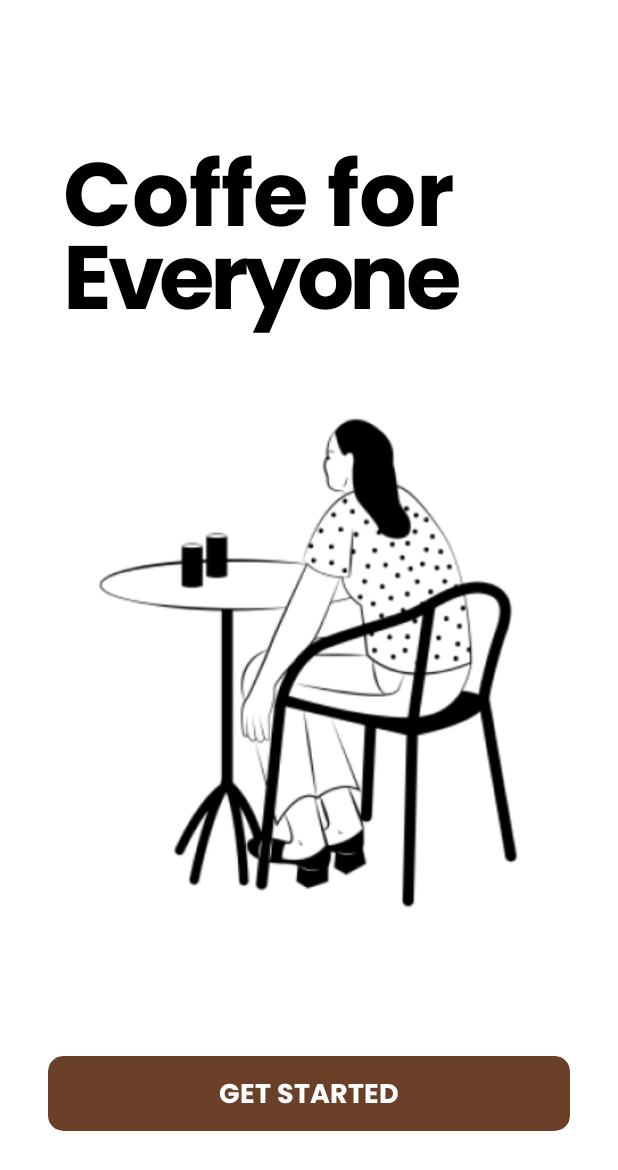
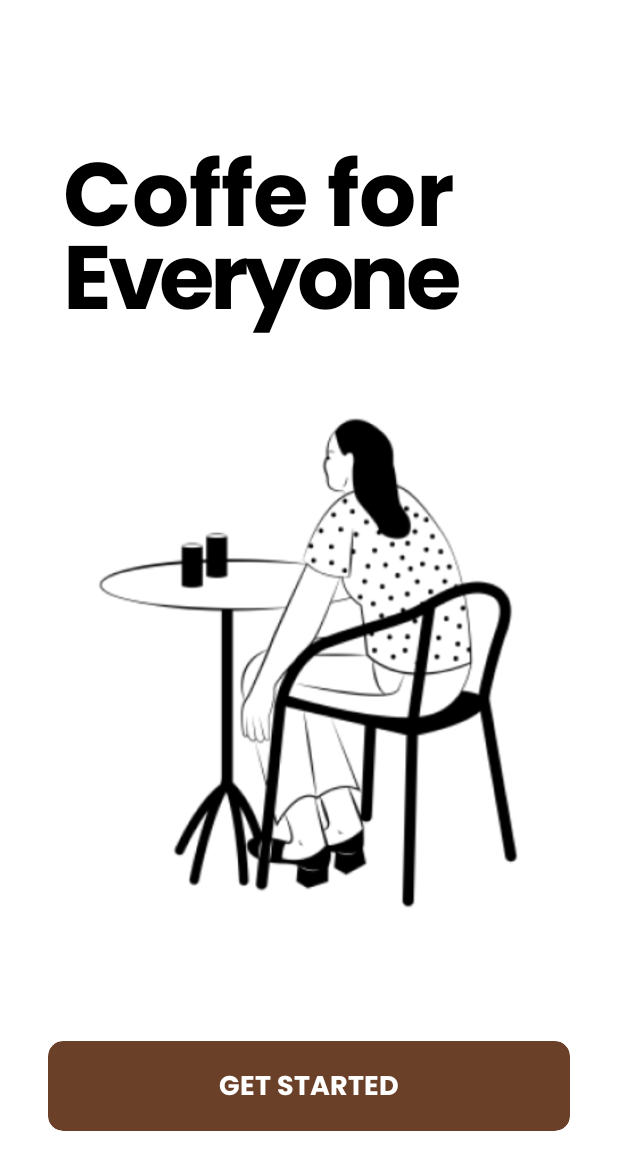
Before and after one commit to ndraa124/retro-coffee-android, an Android app: the screen it shows after launch (OnboardActivity), on a phone screen of 412 x 824 dp. Shown: the top 1170 px of the screen. Run offline under Robolectric (Android 15) with nearby library versions, the light colour scheme and no system bars; our stand-ins replace data binding.

Commit message:
fix wrong size button

```diff
--- a/app/src/main/res/layout/activity_onboard.xml
+++ b/app/src/main/res/layout/activity_onboard.xml
@@ -58,7 +58,7 @@
             android:layout_marginBottom="70dp"
             android:layout_alignParentBottom="true"
             android:layout_width="match_parent"
-            android:layout_height="50dp">
+            android:layout_height="wrap_content">
 
 
             <TextView
@@ -68,10 +68,11 @@
                 android:fontFamily="@font/poppins_bold"
                 android:textStyle="bold"
                 android:textSize="18sp"
+                android:gravity="center"
                 android:includeFontPadding="false"
                 android:layout_gravity="center"
                 android:layout_width="wrap_content"
-                android:layout_height="wrap_content"/>
+                android:layout_height="60dp"/>
         </androidx.cardview.widget.CardView>
 
     </RelativeLayout>
```
